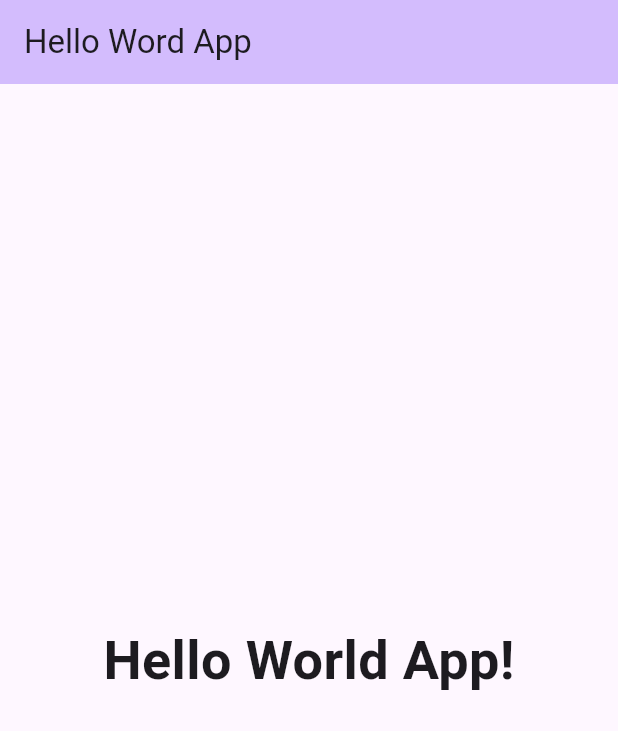
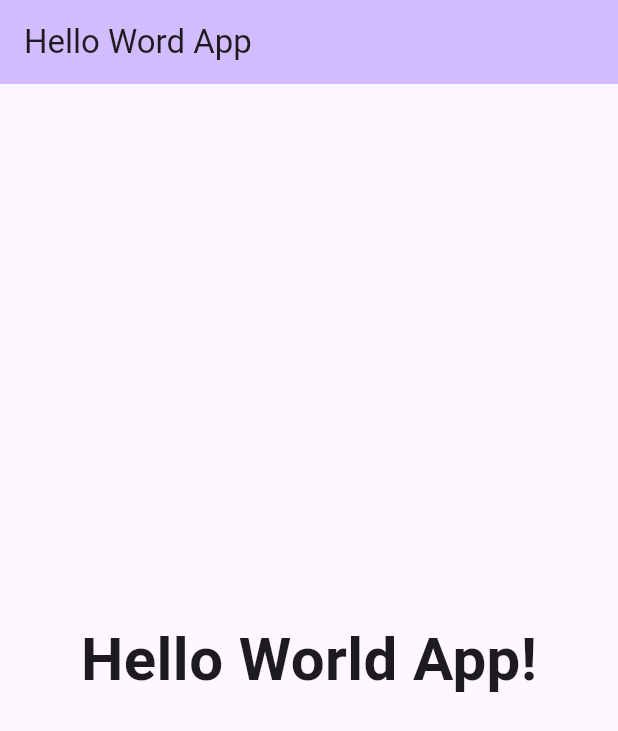
Before and after one commit to PyFurkan/hello_world, a Flutter app: the screen it shows after launch, on a phone screen of 412 x 824 dp. Shown: the top 731 px of the screen. Run offline on Flutter 3.47's test engine with Material 3 defaults, Android fonts, the phone set to English and light mode, and no system bars.

Commit message:
Text widget'taki fontSize'ı 36'dan 40'a değiştirdim

```diff
--- a/lib/main.dart
+++ b/lib/main.dart
@@ -38,7 +38,7 @@ class _MyHomePageState extends State<MyHomePage> {
         title: Text(widget.title),
       ),
       body: Center(
-        child: Text("Hello World App!", style: TextStyle(fontSize: 36, fontWeight: FontWeight.w600),),
+        child: Text("Hello World App!", style: TextStyle(fontSize: 40, fontWeight: FontWeight.w600),),
       ),
     );
   }
```
